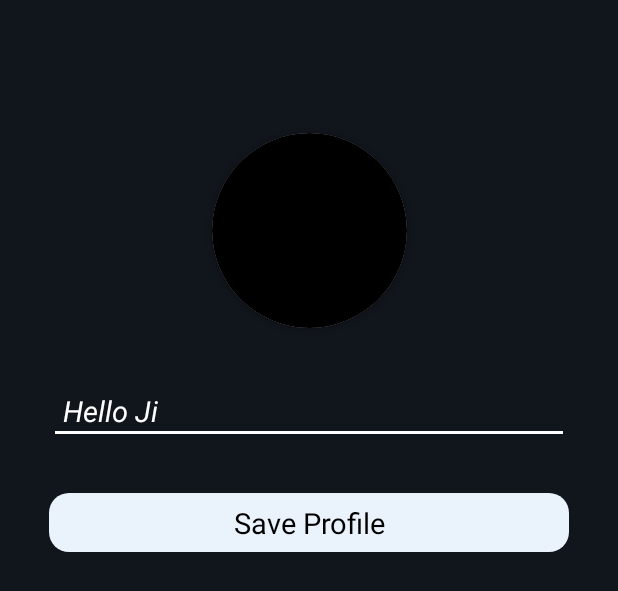
After one commit to Sparsh011/Ping, an Android app: the layout activity_edit_profile.xml on its own in the app's theme, with its tools: preview values and no code run, on a phone screen of 412 x 824 dp. The commit adds this screen. Shown: the top 591 px of the screen. Run offline under Robolectric (Android 15) with nearby library versions, the phone set to English and light mode, and no system bars.

Commit message:
image selected from gallery, upload to fb and add camx

```diff
--- a/app/build.gradle
+++ b/app/build.gradle
@@ -45,6 +45,7 @@ dependencies {
     implementation 'androidx.constraintlayout:constraintlayout:2.1.4'
     implementation 'com.google.firebase:firebase-database-ktx:20.0.6'
     implementation 'com.google.firebase:firebase-messaging-ktx:23.0.3'
+    implementation 'androidx.camera:camera-core:1.0.2'
     testImplementation 'junit:junit:4.13.2'
     androidTestImplementation 'androidx.test.ext:junit:1.1.3'
     androidTestImplementation 'androidx.test.espresso:espresso-core:3.4.0'
--- /dev/null
+++ b/app/src/main/res/layout/activity_edit_profile.xml
@@ -0,0 +1,72 @@
+<?xml version="1.0" encoding="utf-8"?>
+<androidx.constraintlayout.widget.ConstraintLayout xmlns:android="http://schemas.android.com/apk/res/android"
+    xmlns:app="http://schemas.android.com/apk/res-auto"
+    xmlns:tools="http://schemas.android.com/tools"
+    android:layout_width="match_parent"
+    android:layout_height="match_parent"
+    android:background="@color/my_black"
+    tools:context=".views.activity.EditProfileActivity">
+
+    <androidx.appcompat.widget.Toolbar
+        android:id="@+id/profile_toolbar"
+        android:layout_width="match_parent"
+        android:layout_height="wrap_content"
+        android:background="@color/my_black"
+        android:minHeight="?attr/actionBarSize"
+        android:theme="?attr/actionBarTheme"
+        app:layout_constraintEnd_toEndOf="parent"
+        app:layout_constraintStart_toStartOf="parent"
+        app:layout_constraintTop_toTopOf="parent"
+        app:titleTextColor="@color/white" />
+
+    <androidx.cardview.widget.CardView
+        android:id="@+id/cv_profile_pic"
+        android:layout_width="@dimen/_100sdp"
+        android:layout_height="@dimen/_100sdp"
+        android:layout_marginTop="@dimen/_25sdp"
+        app:cardCornerRadius="@dimen/_200sdp"
+        app:layout_constraintEnd_toEndOf="parent"
+        app:layout_constraintStart_toStartOf="parent"
+        app:layout_constraintTop_toBottomOf="@id/profile_toolbar" >
+        <ImageView
+            android:id="@+id/ivProfilePic"
+            android:layout_width="match_parent"
+            android:layout_height="match_parent"
+            android:src="@color/black"/>
+    </androidx.cardview.widget.CardView>
+
+    <com.google.android.material.textfield.TextInputEditText
+        android:id="@+id/et_profile_name"
+        android:layout_width="match_parent"
+        android:layout_height="wrap_content"
+        android:layout_margin="@dimen/_25sdp"
+        android:backgroundTint="@android:color/white"
+        android:gravity="start"
+        android:hint="Hello Ji"
+        android:textColorHint="@color/white"
+        android:padding="@dimen/_7sdp"
+        android:textColor="@color/my_white"
+        android:textStyle="italic"
+        android:textSize="@dimen/_15sdp"
+        app:layout_constraintEnd_toEndOf="parent"
+        app:layout_constraintStart_toStartOf="parent"
+        app:layout_constraintTop_toBottomOf="@+id/cv_profile_pic" />
+
+
+    <TextView
+        android:id="@+id/btn_save_profile"
+        android:layout_width="match_parent"
+        android:layout_height="wrap_content"
+        android:layout_margin="@dimen/_25sdp"
+        android:background="@drawable/sent_message_bg"
+        android:gravity="center"
+        android:padding="@dimen/_5sdp"
+        android:text="Save Profile"
+        android:textColor="@color/black"
+        android:textSize="@dimen/_15sdp"
+        app:layout_constraintEnd_toEndOf="parent"
+        app:layout_constraintStart_toStartOf="parent"
+        app:layout_constraintTop_toBottomOf="@+id/et_profile_name" />
+
+
+</androidx.constraintlayout.widget.ConstraintLayout>
```
Also changed, not shown: app/src/main/AndroidManifest.xml (+30 -20 lines), app/src/main/java/com/example/ping/views/activity/EditProfileActivity.kt (added, +123 -0 lines), app/src/main/java/com/example/ping/views/activity/UsersActivity.kt (+13 -3 lines), app/src/main/java/com/example/ping/views/fragment/DialogChangeProfilePic.kt (added, +37 -0 lines), app/src/main/res/layout/dialog_fragment_for_profile_pic.xml (added, +42 -0 lines).
